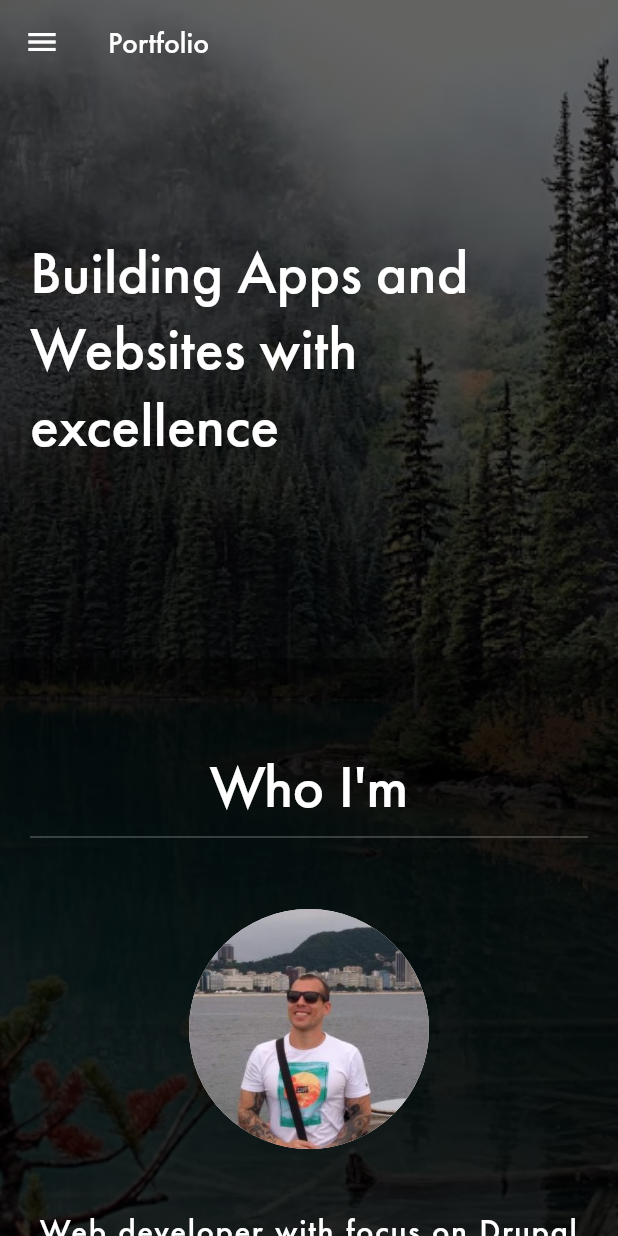
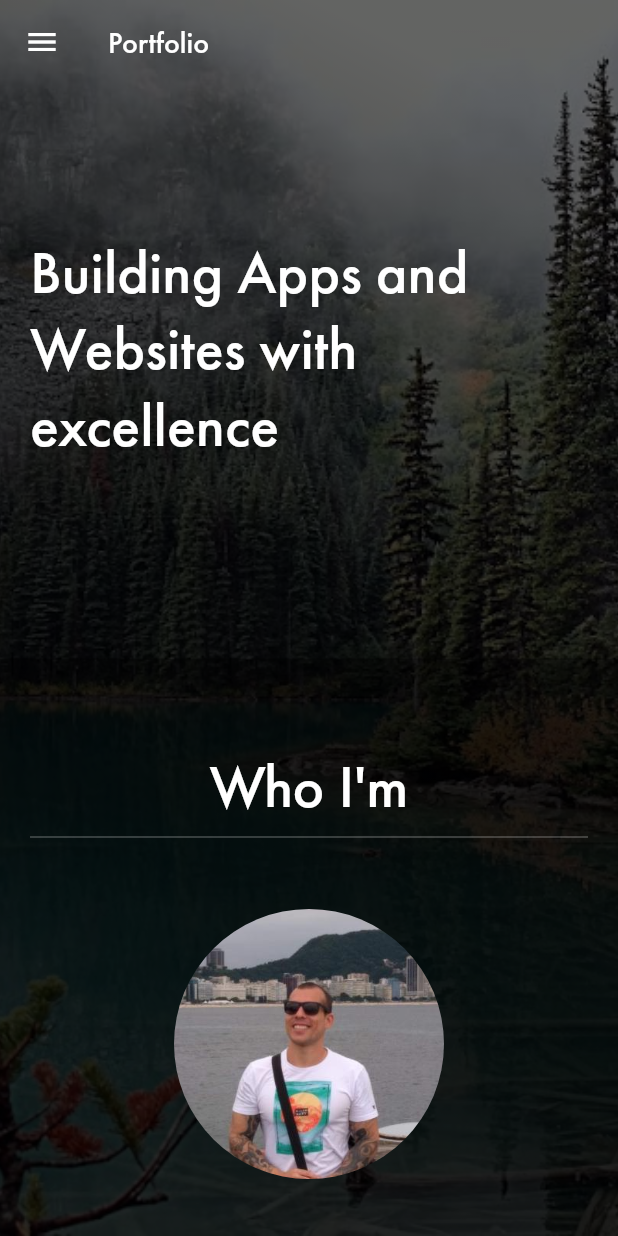
Before and after one commit to GuilhermeVendramini/flutter-portfolio, a Flutter app: the screen it shows after launch, on a phone screen of 412 x 824 dp. Run offline on Flutter 3.47's test engine with Material 2 defaults, Android fonts, the phone set to English and light mode, and no system bars; our stand-ins replace transparent_image; missing offline and left inert: universal_html.

```diff
--- a/lib/src/shared/widgets/profile_box.dart
+++ b/lib/src/shared/widgets/profile_box.dart
@@ -1,5 +1,6 @@
 import 'package:flutter/material.dart';
 import 'package:provider/provider.dart';
+import 'package:transparent_image/transparent_image.dart';
 
 import '../../app_bloc.dart';
 
@@ -88,9 +89,15 @@ class ProfileBox extends StatelessWidget {
     }
 
     _avatar() {
-      return CircleAvatar(
-        backgroundImage: AssetImage('assets/images/gui.jpg'),
-        radius: 80.0,
+      return ClipRRect(
+        borderRadius: BorderRadius.circular(90.0),
+        child: FadeInImage(
+          height: 180.0,
+          width: 180.0,
+          placeholder: MemoryImage(kTransparentImage),
+          image: AssetImage('assets/images/gui.jpg'),
+          fit: BoxFit.cover,
+        ),
       );
     }
 
--- a/pubspec.yaml
+++ b/pubspec.yaml
@@ -23,6 +23,7 @@ dependencies:
   provider: ^3.1.0+1
   url_launcher: ^5.2.5
   universal_html: ^1.1.6
+  transparent_image: ^1.0.0
 
 dev_dependencies:
   flutter_test:
```
Also changed, not shown: pubspec.lock.
